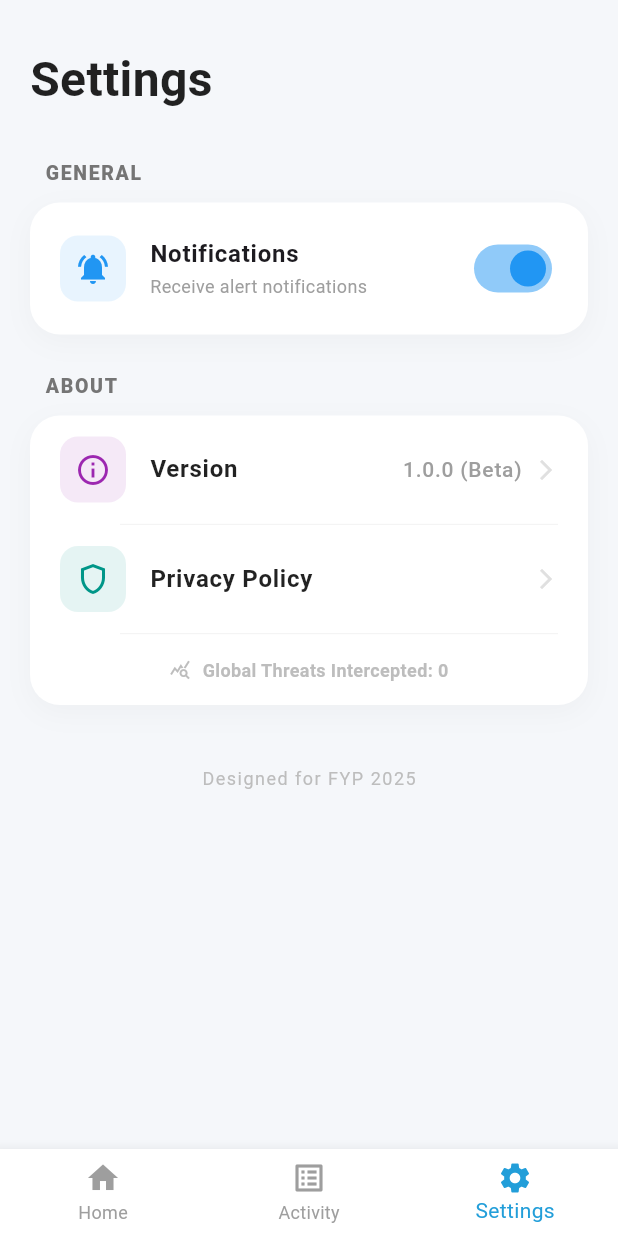
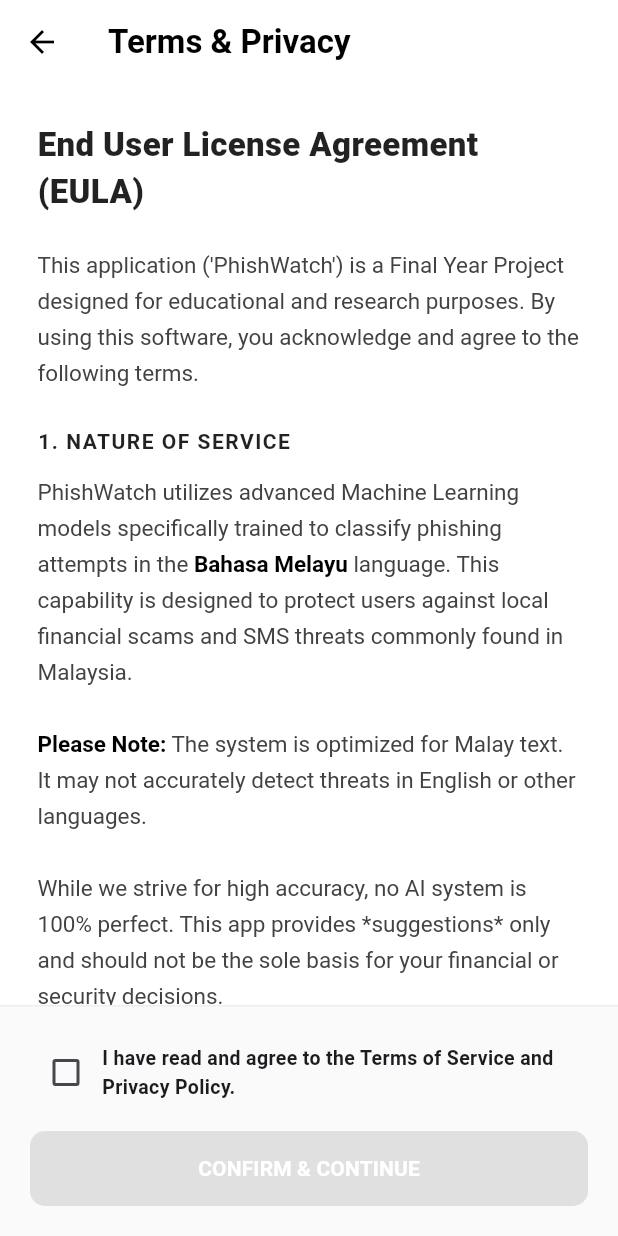
Before and after one commit to Hedgie06/PhishWatch, a Flutter app: the screen it shows after launch, item 3 of the bottom bar chosen, after a tap on "Privacy Policy", on a phone screen of 412 x 824 dp. Run offline on Flutter 3.47's test engine with Material 3 defaults, Android fonts, the phone set to English and light mode, and no system bars; our stand-ins replace cloud_firestore, firebase_auth, firebase_core, flutter_local_notifications, permission_handler, shared_preferences; accounts and stored records are empty.

Commit message:
privacy policy

```diff
--- a/lib/providers/app_state.dart
+++ b/lib/providers/app_state.dart
@@ -29,6 +29,10 @@
   bool _notificationsEnabled = true;
   bool get notificationsEnabled => _notificationsEnabled;
 
+  // 🔴 1. NEW: Terms of Service State
+  bool _termsAccepted = false;
+  bool get termsAccepted => _termsAccepted;
+
   AppState({
     required this.notificationService,
     required this.apiService,
@@ -37,6 +41,7 @@
     WidgetsBinding.instance.addObserver(this);
     // Run permission check in background on startup
     _syncPermissionState();
+    // You can also load the terms accepted state from storage here in the future
   }
 
   @override
@@ -50,6 +55,14 @@
     if (state == AppLifecycleState.resumed) {
       _syncPermissionState();
     }
+  }
+
+  // 🔴 2. NEW: Accept Terms Function
+  void acceptTerms() {
+    _termsAccepted = true;
+    notifyListeners();
+    // In a real app, you would save this to StorageService here:
+    // storageService.saveBool('terms_accepted', true);
   }
 
   Future<void> _syncPermissionState() async {
--- a/lib/views/home_screen.dart
+++ b/lib/views/home_screen.dart
@@ -1,8 +1,6 @@
 import 'package:flutter/material.dart';
 import 'package:provider/provider.dart';
 import '../providers/app_state.dart';
-
-// Import your new view files
 import 'library_page.dart';
 import 'home_dashboard.dart';
 import 'activity_page.dart';
@@ -43,13 +41,8 @@
 bottomNavigationBar: BottomNavigationBar(
         currentIndex: _currentIndex,
         onTap: (index) => setState(() => _currentIndex = index),
-
-        // ----------------------------------------------------
-        // 🔴 FIX: Force background to White to remove pink tint
         backgroundColor: Colors.white,
-        // ----------------------------------------------------
-
-        selectedItemColor: Color(0xFF229ED9), // Your App Blue
+        selectedItemColor: Color(0xFF229ED9),
         unselectedItemColor: Colors.grey,
         showUnselectedLabels: true,
         type: BottomNavigationBarType.fixed,
--- /dev/null
+++ b/lib/views/privacy_policy_page.dart
@@ -0,0 +1,216 @@
+import 'package:flutter/material.dart';
+import 'package:provider/provider.dart';
+import '../providers/app_state.dart';
+
+class PrivacyPolicyPage extends StatefulWidget {
+  @override
+  _PrivacyPolicyPageState createState() => _PrivacyPolicyPageState();
+}
+
+class _PrivacyPolicyPageState extends State<PrivacyPolicyPage> {
+  // Local state for the checkbox on this page
+  bool _isChecked = false;
+
+  @override
+  Widget build(BuildContext context) {
+    final appState = Provider.of<AppState>(context);
+    // If they already accepted previously, show it as checked
+    if (appState.termsAccepted) {
+      _isChecked = true;
+    }
+
+    return Scaffold(
+      backgroundColor: Colors.white,
+      appBar: AppBar(
+        title: Text("Terms & Privacy", style: TextStyle(color: Colors.black, fontWeight: FontWeight.bold)),
+        backgroundColor: Colors.white,
+        elevation: 0,
+        iconTheme: IconThemeData(color: Colors.black),
+      ),
+      body: Column(
+        children: [
+          // 1. SCROLLABLE LEGAL TEXT
+          Expanded(
+            child: SingleChildScrollView(
+              padding: EdgeInsets.all(25),
+              child: Column(
+                crossAxisAlignment: CrossAxisAlignment.start,
+                children: [
+                  _buildTitle("End User License Agreement (EULA)"),
+                  _buildText(
+                    "This application ('PhishWatch') is a Final Year Project designed for educational and research purposes. "
+                    "By using this software, you acknowledge and agree to the following terms."
+                  ),
+
+                  // 1. NATURE OF SERVICE
+                  _buildHeader("1. Nature of Service"),
+                  _buildText(
+                    "PhishWatch utilizes advanced Machine Learning models specifically trained to classify phishing attempts in the **Bahasa Melayu** language. "
+                    "This capability is designed to protect users against local financial scams and SMS threats commonly found in Malaysia."
+                  ),
+                  _buildText(
+                    "\n**Please Note:** The system is optimized for Malay text. It may not accurately detect threats in English or other languages."
+                  ),
+                  _buildText(
+                    "\nWhile we strive for high accuracy, no AI system is 100% perfect. "
+                    "This app provides *suggestions* only and should not be the sole basis for your financial or security decisions."
+                  ),
+
+                  // 2. LIABILITY
+                  _buildHeader("2. Limitation of Liability"),
+                  _buildText(
+                    "TO THE MAXIMUM EXTENT PERMITTED BY LAW, THE DEVELOPER SHALL NOT BE LIABLE FOR ANY DIRECT, INDIRECT, "
+                    "INCIDENTAL, OR CONSEQUENTIAL DAMAGES RESULTING FROM THE USE OR INABILITY TO USE THIS APPLICATION, "
+                    "INCLUDING BUT NOT LIMITED TO FINANCIAL LOSS DUE TO UNDETECTED SCAMS."
+                  ),
+                  _buildHighlight("You use this application at your own risk."),
+
+                  // 3. DATA PRIVACY
+                  _buildHeader("3. Data Privacy & Sovereignty"),
+                  _buildText(
+                    "We implement a 'Local-First' architecture to protect your privacy:"
+                  ),
+                  _buildBullet("Safe Messages: Processed locally on your device (RAM) and immediately discarded. We do not store your private conversations."),
+                  // 🔴 UPDATED: Explicitly mentions database storage for detected items
+                  _buildBullet("Threat Intelligence: If a message is identified as 'High Risk' (Phishing), the specific content is **stored in our secure database**. This allows us to analyze new scam patterns and improve the detection model."),
+
+                  // 4. PERMISSIONS
+                  _buildHeader("4. Permissions"),
+                  _buildText(
+                    "We require 'Notification Access' strictly to analyze incoming text patterns. "
+                    "We do not read, store, or transmit data from unsupported applications."
+                  ),
+                  // 🔴 UPDATED: Added Alert Notification info here (Optional)
+                  _buildText(
+                    "\n**Real-Time Alerts (Optional):**\n"
+                    "By enabling permissions, you also opt-in to receive immediate alert notifications if a phishing attempt is detected. "
+                    "These alerts are designed to warn you in real-time. You can disable these alerts in the Settings."
+                  ),
+
+                  SizedBox(height: 30),
+                  Divider(),
+                  SizedBox(height: 10),
+                  Text("Version 1.0.0 (Beta)", style: TextStyle(color: Colors.grey, fontSize: 12)),
+                  SizedBox(height: 30),
+                ],
+              ),
+            ),
+          ),
+
+          // 2. AGREEMENT CHECKBOX AREA (Fixed at bottom)
+          Container(
+            padding: EdgeInsets.all(20),
+            decoration: BoxDecoration(
+              color: Colors.grey.shade50,
+              border: Border(top: BorderSide(color: Colors.grey.shade200)),
+            ),
+            child: Column(
+              children: [
+                Row(
+                  children: [
+                    Checkbox(
+                      value: _isChecked,
+                      activeColor: Color(0xFF229ED9),
+                      onChanged: (val) {
+                        setState(() {
+                          _isChecked = val ?? false;
+                        });
+                      },
+                    ),
+                    Expanded(
+                      child: Text(
+                        "I have read and agree to the Terms of Service and Privacy Policy.",
+                        style: TextStyle(fontSize: 13, fontWeight: FontWeight.bold),
+                      ),
+                    ),
+                  ],
+                ),
+                SizedBox(height: 15),
+                SizedBox(
+                  width: double.infinity,
+                  height: 50,
+                  child: ElevatedButton(
+                    onPressed: _isChecked
+                        ? () {
+                            // Update Global State
+                            appState.acceptTerms();
+                            Navigator.pop(context);
+                            ScaffoldMessenger.of(context).showSnackBar(
+                              SnackBar(content: Text("Agreement Accepted"), backgroundColor: Colors.green)
+                            );
+                          }
+                        : null, // Disable button if not checked
+                    style: ElevatedButton.styleFrom(
+                      backgroundColor: Color(0xFF229ED9),
+                      disabledBackgroundColor: Colors.grey.shade300,
+                      shape: RoundedRectangleBorder(borderRadius: BorderRadius.circular(10)),
+                    ),
+                    child: Text("CONFIRM & CONTINUE", style: TextStyle(color: Colors.white, fontWeight: FontWeight.bold)),
+                  ),
+                ),
+              ],
+            ),
+          ),
+        ],
+      ),
+    );
+  }
+
+  // --- HELPER WIDGETS ---
+  Widget _buildTitle(String text) {
+    return Padding(
+      padding: const EdgeInsets.only(bottom: 20),
+      child: Text(text, style: TextStyle(fontSize: 22, fontWeight: FontWeight.w900, color: Colors.black87)),
+    );
+  }
+
+  Widget _buildHeader(String text) {
+    return Padding(
+      padding: const EdgeInsets.only(top: 25, bottom: 10),
+      child: Text(text.toUpperCase(), style: TextStyle(fontSize: 14, fontWeight: FontWeight.bold, color: Colors.black87, letterSpacing: 1.0)),
+    );
+  }
+
+  Widget _buildText(String text) {
+    // Basic Markdown styling for **Bold**
+    List<TextSpan> spans = [];
+    text.split("**").asMap().forEach((index, part) {
+      if (index % 2 == 1) {
+        // Bold part
+        spans.add(TextSpan(text: part, style: TextStyle(fontWeight: FontWeight.bold, color: Colors.black)));
+      } else {
+        // Normal part
+        spans.add(TextSpan(text: part));
+      }
+    });
+
+    return RichText(
+      text: TextSpan(
+        style: TextStyle(fontSize: 15, height: 1.6, color: Colors.grey.shade800),
+        children: spans,
+      ),
+    );
+  }
+
+  Widget _buildHighlight(String text) {
+    return Container(
+      margin: EdgeInsets.symmetric(vertical: 10),
+      padding: EdgeInsets.all(10),
+      decoration: BoxDecoration(color: Colors.orange.withOpacity(0.1), borderRadius: BorderRadius.circular(5)),
+      child: Text(text, style: TextStyle(color: Colors.deepOrange, fontWeight: FontWeight.bold, fontSize: 13)),
+    );
+  }
+
+  Widget _buildBullet(String text) {
+    return Padding(
+      padding: const EdgeInsets.symmetric(vertical: 5),
+      child: Row(
+        crossAxisAlignment: CrossAxisAlignment.start,
+        children: [
+          Text("• ", style: TextStyle(fontWeight: FontWeight.bold, color: Color(0xFF229ED9))),
+          Expanded(child: Text(text, style: TextStyle(fontSize: 15, height: 1.5, color: Colors.grey.shade800))),
+        ],
+      ),
+    );
+  }
+}
--- a/lib/views/settings_page.dart
+++ b/lib/views/settings_page.dart
@@ -1,6 +1,7 @@
 import 'package:flutter/material.dart';
 import 'package:provider/provider.dart';
 import '../providers/app_state.dart';
+import 'privacy_policy_page.dart'; // 🔴 1. IMPORT THE NEW PAGE
 
 class SettingsPage extends StatelessWidget {
   @override
@@ -40,9 +41,6 @@
 
               SizedBox(height: 25),
 
-              // 🔴 DELETED: The "Data" section is gone.
-              // We moved the Delete button to the Activity Page where it belongs.
-
               // 2. ABOUT SECTION
               _buildSectionHeader("About"),
               Container(
@@ -58,12 +56,19 @@
                       onTap: () {},
                     ),
                     _buildDivider(),
+
+                    // 🔴 2. UPDATED: LINK TO PRIVACY PAGE
                     _buildActionTile(
                       context,
                       title: "Privacy Policy",
                       icon: Icons.shield_outlined,
                       iconColor: Colors.teal,
-                      onTap: () {},
+                      onTap: () {
+                        Navigator.push(
+                          context,
+                          MaterialPageRoute(builder: (context) => PrivacyPolicyPage()),
+                        );
+                      },
                     ),
 
                     // Hidden Developer Stats (Subtle)
@@ -92,7 +97,7 @@
 
               SizedBox(height: 40),
               Center(
-                child: Text("Designed for FYP 2025", style: TextStyle(color: Colors.grey.shade400, fontSize: 12, letterSpacing: 1.0)),
+                child: Text("Malay Phishing Dataset Model", style: TextStyle(color: Colors.grey.shade400, fontSize: 12, letterSpacing: 1.0)),
               ),
             ],
           ),
```
